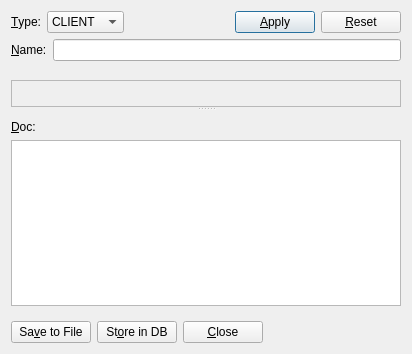
jkotan/nexdatas.configtool, file nxsconfigtool/ui/datasourcedlg.ui: the form before one commit.
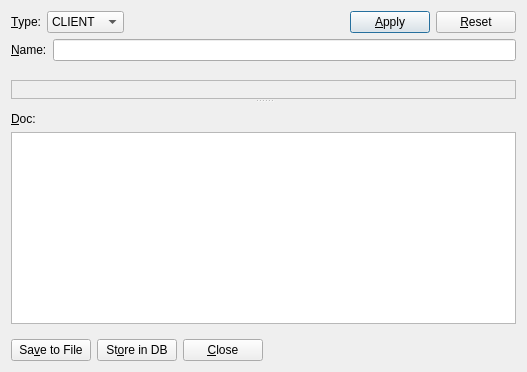
The form after the commit.

Commit message: add simple highlights for pyeval

```diff
--- a/nxsconfigtool/ui/datasourcedlg.ui
+++ b/nxsconfigtool/ui/datasourcedlg.ui
@@ -6,8 +6,8 @@
    <rect>
     <x>0</x>
     <y>0</y>
-    <width>412</width>
-    <height>354</height>
+    <width>527</width>
+    <height>372</height>
    </rect>
   </property>
   <property name="windowTitle">
@@ -137,6 +137,12 @@
      </item>
      <item>
       <widget class="QSplitter" name="splitter">
+       <property name="sizePolicy">
+        <sizepolicy hsizetype="Preferred" vsizetype="Expanding">
+         <horstretch>0</horstretch>
+         <verstretch>0</verstretch>
+        </sizepolicy>
+       </property>
        <property name="orientation">
         <enum>Qt::Vertical</enum>
        </property>
@@ -144,6 +150,12 @@
         <property name="enabled">
          <bool>true</bool>
         </property>
+        <property name="sizePolicy">
+         <sizepolicy hsizetype="Preferred" vsizetype="Preferred">
+          <horstretch>0</horstretch>
+          <verstretch>10</verstretch>
+         </sizepolicy>
+        </property>
         <property name="frameShape">
          <enum>QFrame::StyledPanel</enum>
         </property>
@@ -169,6 +181,12 @@
           <layout class="QVBoxLayout" name="verticalLayout_2">
            <item>
             <widget class="QLabel" name="docLabel">
+             <property name="sizePolicy">
+              <sizepolicy hsizetype="Preferred" vsizetype="Preferred">
+               <horstretch>0</horstretch>
+               <verstretch>0</verstretch>
+              </sizepolicy>
+             </property>
              <property name="text">
               <string>&amp;Doc:</string>
              </property>
@@ -178,7 +196,14 @@
             </widget>
            </item>
            <item>
-            <widget class="QTextEdit" name="docTextEdit"/>
+            <widget class="QTextEdit" name="docTextEdit">
+             <property name="sizePolicy">
+              <sizepolicy hsizetype="Expanding" vsizetype="Preferred">
+               <horstretch>0</horstretch>
+               <verstretch>0</verstretch>
+              </sizepolicy>
+             </property>
+            </widget>
            </item>
           </layout>
          </item>
```
Left out of the diff: 22 changed lines with no effect on the pictures. The commit also changes 2 other files.
